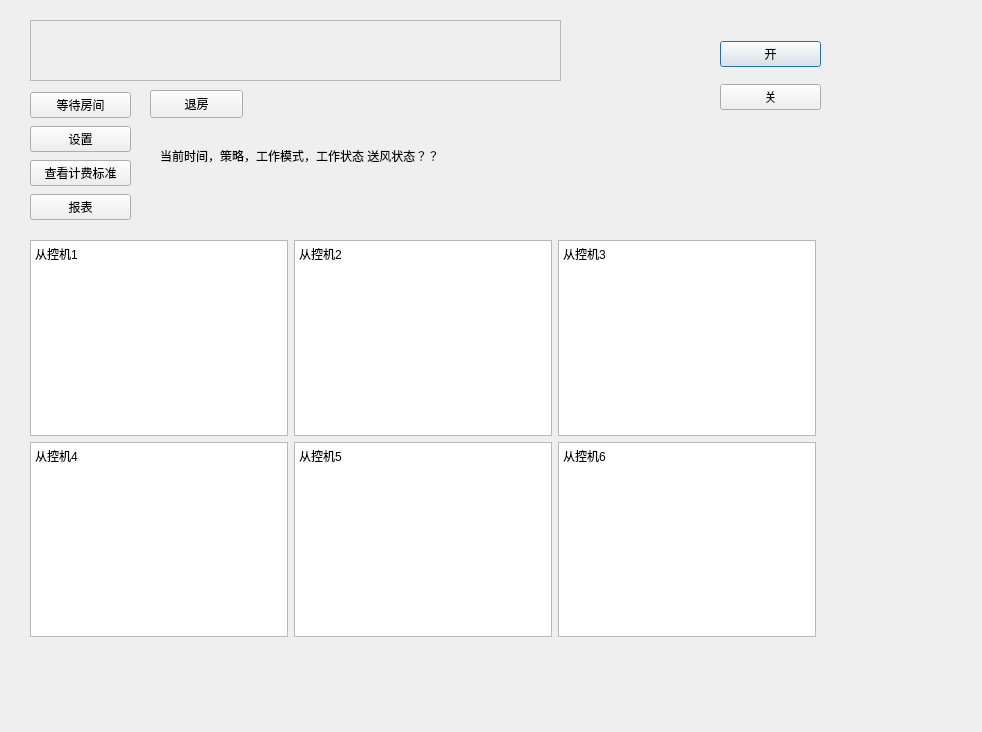
Before: the Qt Designer form server.ui in demoOS-BUPT/demoSE, drawn with Qt 5.
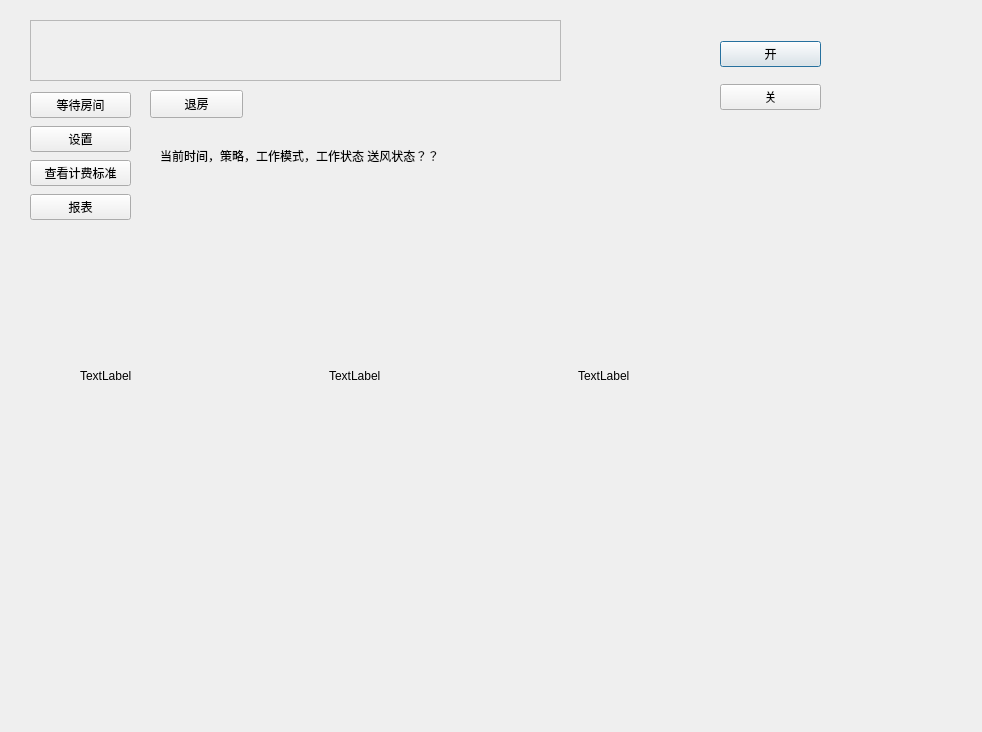
After: the same form once the commit is applied.

Commit message: server端展示状态

Diff of the .ui file:
```diff
--- a/server.ui
+++ b/server.ui
@@ -135,89 +135,36 @@
     </item>
    </layout>
   </widget>
-  <widget class="QWidget" name="layoutWidget">
+  <widget class="QWidget" name="">
    <property name="geometry">
     <rect>
-     <x>30</x>
-     <y>240</y>
-     <width>786</width>
-     <height>397</height>
+     <x>80</x>
+     <y>250</y>
+     <width>741</width>
+     <height>251</height>
     </rect>
    </property>
-   <layout class="QVBoxLayout" name="verticalLayout_3">
+   <layout class="QHBoxLayout" name="horizontalLayout_2">
     <item>
-     <layout class="QHBoxLayout" name="horizontalLayout_3">
-      <item>
-       <widget class="QTextBrowser" name="s1Browser">
-        <property name="html">
-         <string>&lt;!DOCTYPE HTML PUBLIC &quot;-//W3C//DTD HTML 4.0//EN&quot; &quot;http://www.w3.org/TR/REC-html40/strict.dtd&quot;&gt;
-&lt;html&gt;&lt;head&gt;&lt;meta name=&quot;qrichtext&quot; content=&quot;1&quot; /&gt;&lt;style type=&quot;text/css&quot;&gt;
-p, li { white-space: pre-wrap; }
-&lt;/style&gt;&lt;/head&gt;&lt;body style=&quot; font-family:'SimSun'; font-size:9pt; font-weight:400; font-style:normal;&quot;&gt;
-&lt;p style=&quot; margin-top:0px; margin-bottom:0px; margin-left:0px; margin-right:0px; -qt-block-indent:0; text-indent:0px;&quot;&gt;从控机1&lt;/p&gt;&lt;/body&gt;&lt;/html&gt;</string>
-        </property>
-       </widget>
-      </item>
-      <item>
-       <widget class="QTextBrowser" name="s2Browser">
-        <property name="html">
-         <string>&lt;!DOCTYPE HTML PUBLIC &quot;-//W3C//DTD HTML 4.0//EN&quot; &quot;http://www.w3.org/TR/REC-html40/strict.dtd&quot;&gt;
-&lt;html&gt;&lt;head&gt;&lt;meta name=&quot;qrichtext&quot; content=&quot;1&quot; /&gt;&lt;style type=&quot;text/css&quot;&gt;
-p, li { white-space: pre-wrap; }
-&lt;/style&gt;&lt;/head&gt;&lt;body style=&quot; font-family:'SimSun'; font-size:9pt; font-weight:400; font-style:normal;&quot;&gt;
-&lt;p style=&quot; margin-top:0px; margin-bottom:0px; margin-left:0px; margin-right:0px; -qt-block-indent:0; text-indent:0px;&quot;&gt;从控机2&lt;/p&gt;&lt;/body&gt;&lt;/html&gt;</string>
-        </property>
-       </widget>
-      </item>
-      <item>
-       <widget class="QTextBrowser" name="s3Browser">
-        <property name="html">
-         <string>&lt;!DOCTYPE HTML PUBLIC &quot;-//W3C//DTD HTML 4.0//EN&quot; &quot;http://www.w3.org/TR/REC-html40/strict.dtd&quot;&gt;
-&lt;html&gt;&lt;head&gt;&lt;meta name=&quot;qrichtext&quot; content=&quot;1&quot; /&gt;&lt;style type=&quot;text/css&quot;&gt;
-p, li { white-space: pre-wrap; }
-&lt;/style&gt;&lt;/head&gt;&lt;body style=&quot; font-family:'SimSun'; font-size:9pt; font-weight:400; font-style:normal;&quot;&gt;
-&lt;p style=&quot; margin-top:0px; margin-bottom:0px; margin-left:0px; margin-right:0px; -qt-block-indent:0; text-indent:0px;&quot;&gt;从控机3&lt;/p&gt;&lt;/body&gt;&lt;/html&gt;</string>
-        </property>
-       </widget>
-      </item>
-     </layout>
+     <widget class="QLabel" name="s1Lab">
+      <property name="text">
+       <string>TextLabel</string>
+      </property>
+     </widget>
     </item>
     <item>
-     <layout class="QHBoxLayout" name="horizontalLayout_4">
-      <item>
-       <widget class="QTextBrowser" name="s4Browser">
-        <property name="html">
-         <string>&lt;!DOCTYPE HTML PUBLIC &quot;-//W3C//DTD HTML 4.0//EN&quot; &quot;http://www.w3.org/TR/REC-html40/strict.dtd&quot;&gt;
-&lt;html&gt;&lt;head&gt;&lt;meta name=&quot;qrichtext&quot; content=&quot;1&quot; /&gt;&lt;style type=&quot;text/css&quot;&gt;
-p, li { white-space: pre-wrap; }
-&lt;/style&gt;&lt;/head&gt;&lt;body style=&quot; font-family:'SimSun'; font-size:9pt; font-weight:400; font-style:normal;&quot;&gt;
-&lt;p style=&quot; margin-top:0px; margin-bottom:0px; margin-left:0px; margin-right:0px; -qt-block-indent:0; text-indent:0px;&quot;&gt;从控机4&lt;/p&gt;&lt;/body&gt;&lt;/html&gt;</string>
-        </property>
-       </widget>
-      </item>
-      <item>
-       <widget class="QTextBrowser" name="s5Browser">
-        <property name="html">
-         <string>&lt;!DOCTYPE HTML PUBLIC &quot;-//W3C//DTD HTML 4.0//EN&quot; &quot;http://www.w3.org/TR/REC-html40/strict.dtd&quot;&gt;
-&lt;html&gt;&lt;head&gt;&lt;meta name=&quot;qrichtext&quot; content=&quot;1&quot; /&gt;&lt;style type=&quot;text/css&quot;&gt;
-p, li { white-space: pre-wrap; }
-&lt;/style&gt;&lt;/head&gt;&lt;body style=&quot; font-family:'SimSun'; font-size:9pt; font-weight:400; font-style:normal;&quot;&gt;
-&lt;p style=&quot; margin-top:0px; margin-bottom:0px; margin-left:0px; margin-right:0px; -qt-block-indent:0; text-indent:0px;&quot;&gt;从控机5&lt;/p&gt;&lt;/body&gt;&lt;/html&gt;</string>
-        </property>
-       </widget>
-      </item>
-      <item>
-       <widget class="QTextBrowser" name="s6">
-        <property name="html">
-         <string>&lt;!DOCTYPE HTML PUBLIC &quot;-//W3C//DTD HTML 4.0//EN&quot; &quot;http://www.w3.org/TR/REC-html40/strict.dtd&quot;&gt;
-&lt;html&gt;&lt;head&gt;&lt;meta name=&quot;qrichtext&quot; content=&quot;1&quot; /&gt;&lt;style type=&quot;text/css&quot;&gt;
-p, li { white-space: pre-wrap; }
-&lt;/style&gt;&lt;/head&gt;&lt;body style=&quot; font-family:'SimSun'; font-size:9pt; font-weight:400; font-style:normal;&quot;&gt;
-&lt;p style=&quot; margin-top:0px; margin-bottom:0px; margin-left:0px; margin-right:0px; -qt-block-indent:0; text-indent:0px;&quot;&gt;从控机6&lt;/p&gt;&lt;/body&gt;&lt;/html&gt;</string>
-        </property>
-       </widget>
-      </item>
-     </layout>
+     <widget class="QLabel" name="s2Lab">
+      <property name="text">
+       <string>TextLabel</string>
+      </property>
+     </widget>
+    </item>
+    <item>
+     <widget class="QLabel" name="s3Lab">
+      <property name="text">
+       <string>TextLabel</string>
+      </property>
+     </widget>
     </item>
    </layout>
   </widget>
```
The commit also changes 5 other files.
